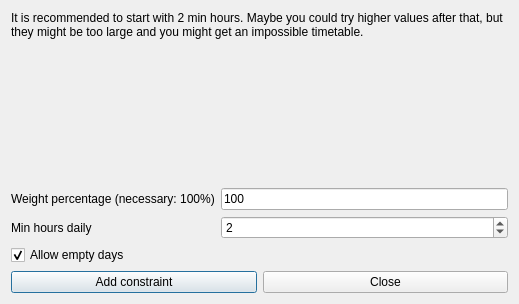
Above: fet/src/interface/addconstraintteachersminhoursdailyrealdaysform_template.ui from vonmecheln/fet before the change. Below: the same form after it.
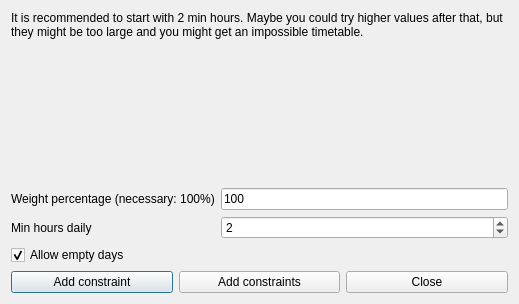
That is the form after the change.

Patch:
```diff
--- a/fet/src/interface/addconstraintteachersminhoursdailyrealdaysform_template.ui
+++ b/fet/src/interface/addconstraintteachersminhoursdailyrealdaysform_template.ui
@@ -114,6 +114,13 @@
        </property>
       </widget>
      </item>
+     <item>
+      <widget class="QPushButton" name="addConstraintsPushButton">
+       <property name="text">
+        <string>Add constraints</string>
+       </property>
+      </widget>
+     </item>
      <item>
       <widget class="QPushButton" name="closePushButton">
        <property name="text">
```
